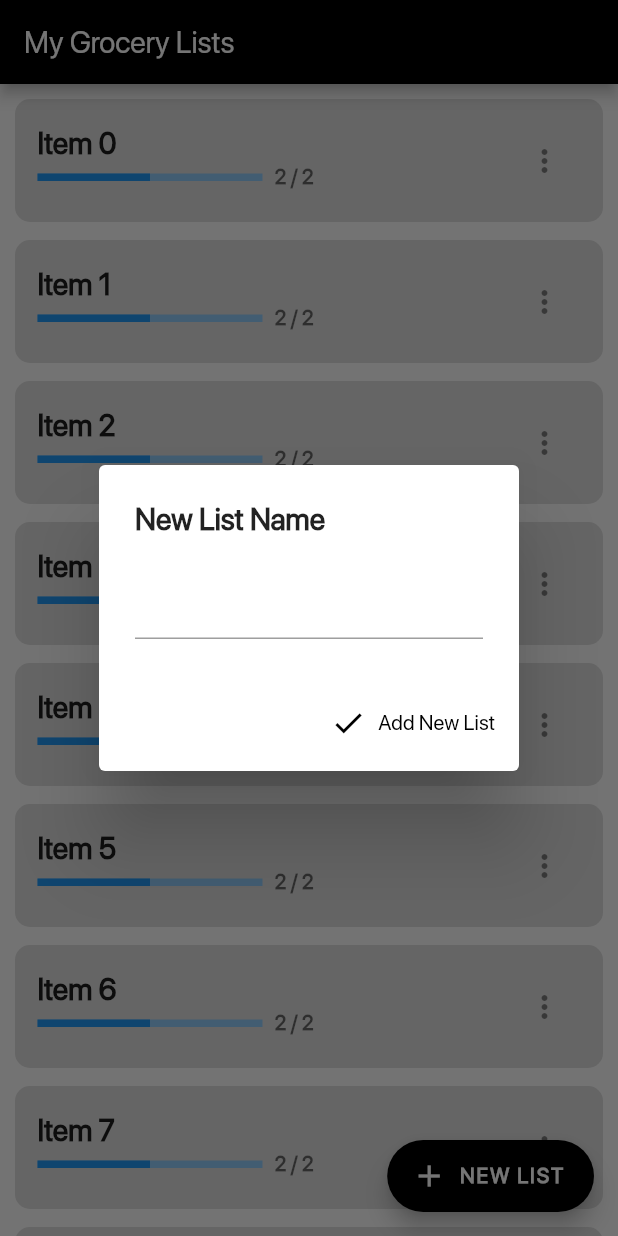
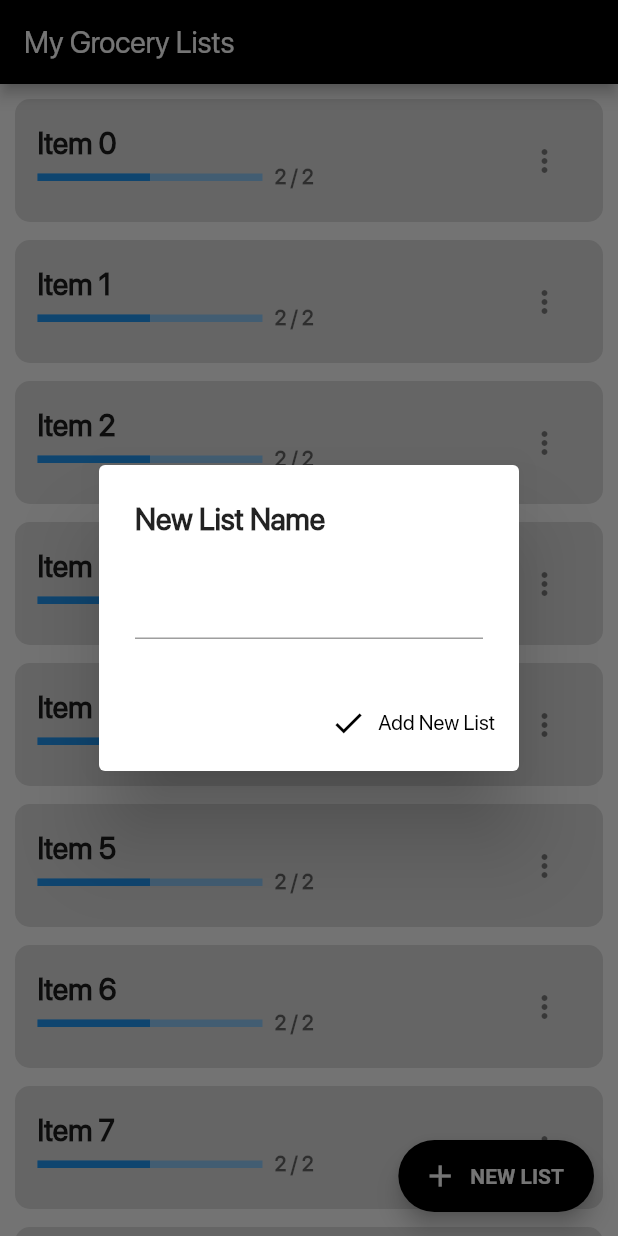
Before and after one commit to Mr-Ashitey/Mobi-Grocery-Shopping, a Flutter app: the screen it shows after launch, after a tap on "NEW LIST", on a phone screen of 412 x 824 dp. Run offline on Flutter 3.47's test engine with Material 2 defaults, Android fonts, the phone set to English and light mode, and no system bars.

Commit message:
add globla floating button extended text style

```diff
--- a/lib/main.dart
+++ b/lib/main.dart
@@ -9,7 +9,9 @@ void main() {
           fontFamily: "SF Pro",
           appBarTheme: const AppBarTheme(color: Colors.black),
           floatingActionButtonTheme: const FloatingActionButtonThemeData(
-              backgroundColor: Colors.black)),
+            backgroundColor: Colors.black,
+            extendedTextStyle: TextStyle(fontWeight: FontWeight.w600),
+          )),
       home: const SplashScreen(),
     ),
   );
--- a/lib/presentation/home_screen/home.dart
+++ b/lib/presentation/home_screen/home.dart
@@ -93,10 +93,7 @@ class _HomeState extends State<Home> {
               });
         },
         icon: const Icon(Icons.add),
-        label: const Text(
-          "NEW LIST",
-          style: TextStyle(fontWeight: FontWeight.w600),
-        ),
+        label: const Text("NEW LIST"),
       ),
     );
   }
```
